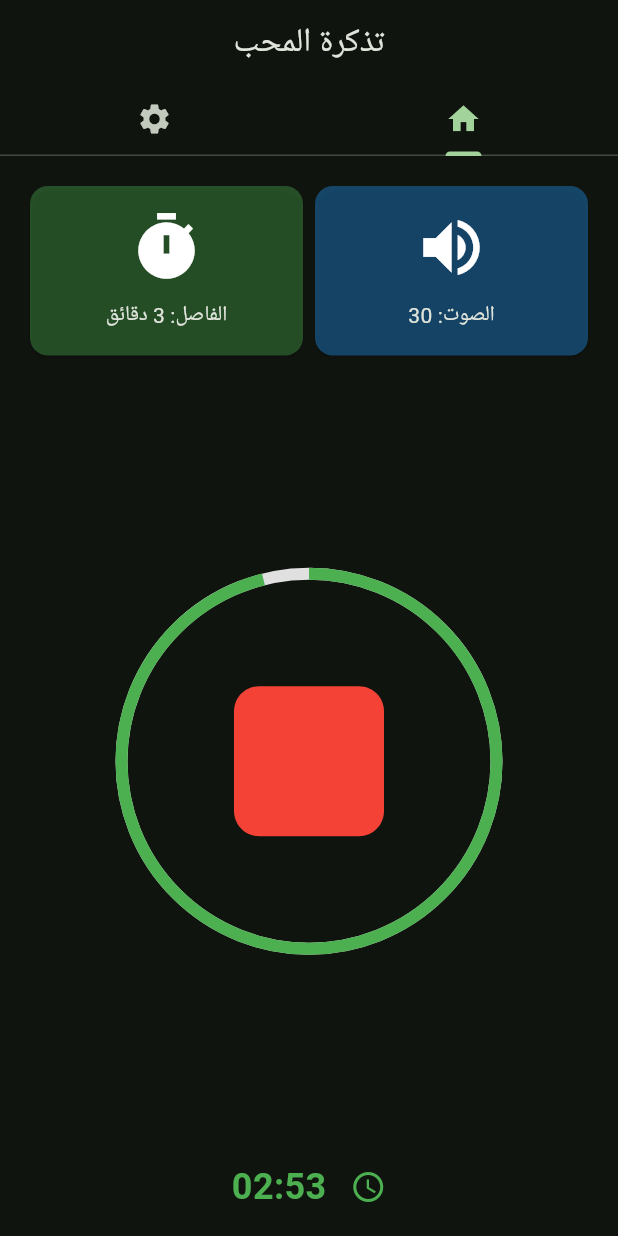
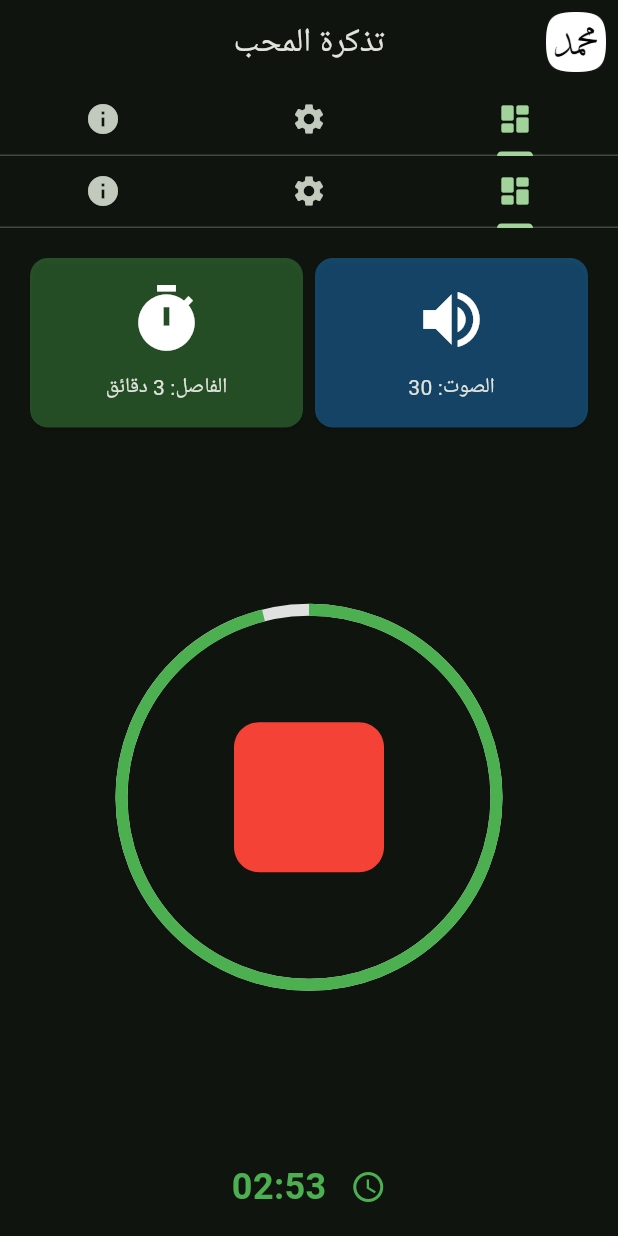
Before and after one commit to muslimpack/habib_reminder, a Flutter app: the screen it shows after launch, on a phone screen of 412 x 824 dp. Run offline on Flutter 3.47's test engine with Material 3 defaults, Android fonts, the phone set to English and light mode, and no system bars; our stand-ins replace audioplayers, bloc, equatable, flutter_bloc, get_it, get_storage and 1 more; missing offline and left inert: launch_at_startup, system_tray, window_manager.

Commit message:
Add About Us view and URL launcher integration
Introduced an About Us screen with project info and open source link. Added a utility for opening URLs using url_launcher, updated dependencies, and registered plugins for all platforms. Enhanced desktop app bar with app icon, improved window button actions, and updated home screen to include the About Us tab.

Enhanced the README with detailed app features, purpose, and updated screenshots. Changed the home tab icon in home_screen.dart from Icons.home to Icons.dashboard_rounded for improved UI clarity.

Update README.md

```diff
--- a/habib_reminder/lib/src/core/constants/const.dart
+++ b/habib_reminder/lib/src/core/constants/const.dart
@@ -1,2 +1,3 @@
 const String kGetStorageName = "habibReminderStorage";
 const String kAppNameAr = "تذكرة المحب";
+const String kAppVersion = "v0.1.0";
--- a/habib_reminder/lib/src/features/home/presentation/screens/home_screen.dart
+++ b/habib_reminder/lib/src/features/home/presentation/screens/home_screen.dart
@@ -1,5 +1,7 @@
 import 'package:flutter/material.dart';
 import 'package:habib_reminder/src/core/constants/const.dart';
+import 'package:habib_reminder/src/core/extension/extension_platform.dart';
+import 'package:habib_reminder/src/features/home/presentation/screens/about_us_view.dart';
 import 'package:habib_reminder/src/features/home/presentation/screens/settings_view.dart';
 import 'package:habib_reminder/src/features/home/presentation/screens/summary_view.dart';
 
@@ -14,27 +16,43 @@ class _HomeScreenState extends State<HomeScreen> with TickerProviderStateMixin {
   late final TabController _tabController;
   @override
   void initState() {
-    _tabController = TabController(length: 2, vsync: this);
+    _tabController = TabController(length: 3, vsync: this);
     super.initState();
   }
 
   @override
   Widget build(BuildContext context) {
+    final tabBar = TabBar(
+      controller: _tabController,
+      tabs: [
+        Tab(icon: Icon(Icons.dashboard_rounded)),
+        Tab(icon: Icon(Icons.settings)),
+        Tab(icon: Icon(Icons.info)),
+      ],
+    );
     return Scaffold(
-      appBar: AppBar(
-        title: const Text(kAppNameAr),
-        centerTitle: true,
-        bottom: TabBar(
-          controller: _tabController,
-          tabs: [
-            Tab(icon: Icon(Icons.home)),
-            Tab(icon: Icon(Icons.settings)),
-          ],
-        ),
-      ),
-      body: TabBarView(
-        controller: _tabController,
-        children: [SummaryView(), SettingsView()],
+      appBar: PlatformExtension.isDesktop
+          ? null
+          : AppBar(
+              title: const Text(kAppNameAr),
+              centerTitle: true,
+              leading: Padding(
+                padding: const EdgeInsets.all(8.0),
+                child: Image.asset("assets/icons/icon.png"),
+              ),
+
+              bottom: tabBar,
+            ),
+      body: Column(
+        children: [
+          tabBar,
+          Expanded(
+            child: TabBarView(
+              controller: _tabController,
+              children: [SummaryView(), SettingsView(), AboutUsView()],
+            ),
+          ),
+        ],
       ),
     );
   }
--- a/habib_reminder/pubspec.yaml
+++ b/habib_reminder/pubspec.yaml
@@ -3,7 +3,7 @@ description: "A new Flutter project."
 
 publish_to: "none"
 
-version: 1.0.0+1
+version: 0.1.0+1
 
 environment:
   sdk: ^3.8.1
@@ -23,6 +23,7 @@ dependencies:
   launch_at_startup: ^0.5.1
   package_info_plus: ^8.3.0
   system_tray: ^2.0.3
+  url_launcher: ^6.3.2
   window_manager: ^0.5.1
 
 dev_dependencies:
```
Also changed, not shown: habib_reminder/lib/src/core/utils/open_url.dart (added, +13 -0 lines), habib_reminder/lib/src/features/desktop_ui/presentation/components/desktop_app_bar.dart (+22 -4 lines), habib_reminder/lib/src/features/desktop_ui/presentation/components/desktop_window_button.dart (+9 -1 lines), habib_reminder/lib/src/features/home/presentation/screens/about_us_view.dart (added, +39 -0 lines), habib_reminder/pubspec.lock, 7 other files.
